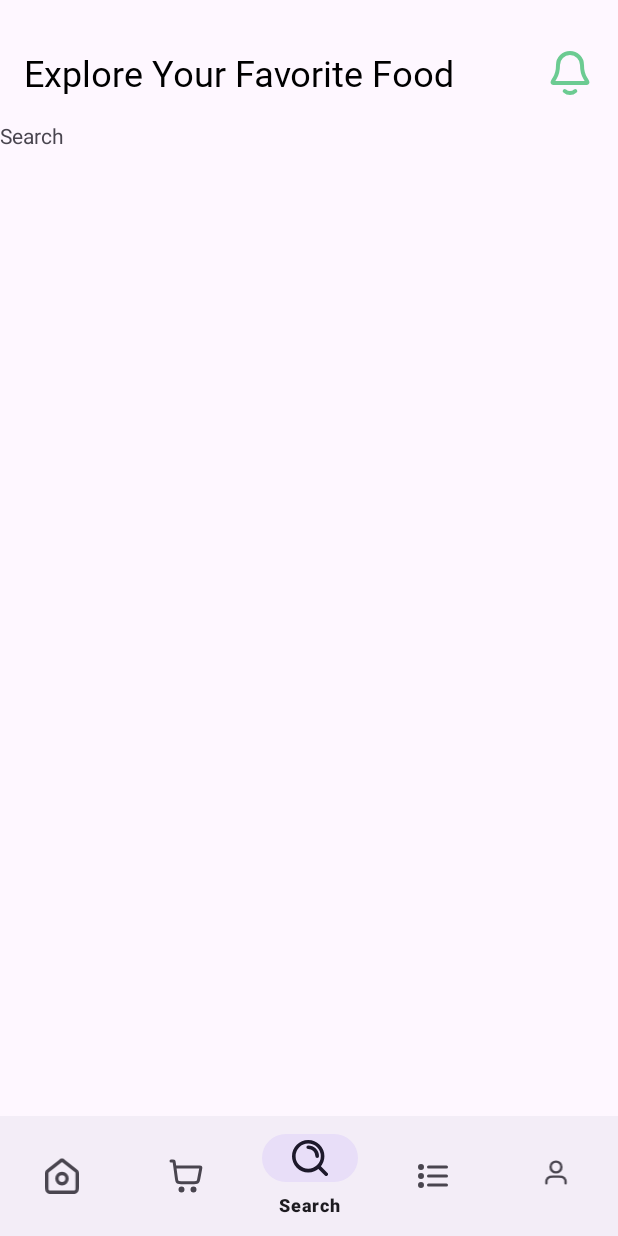
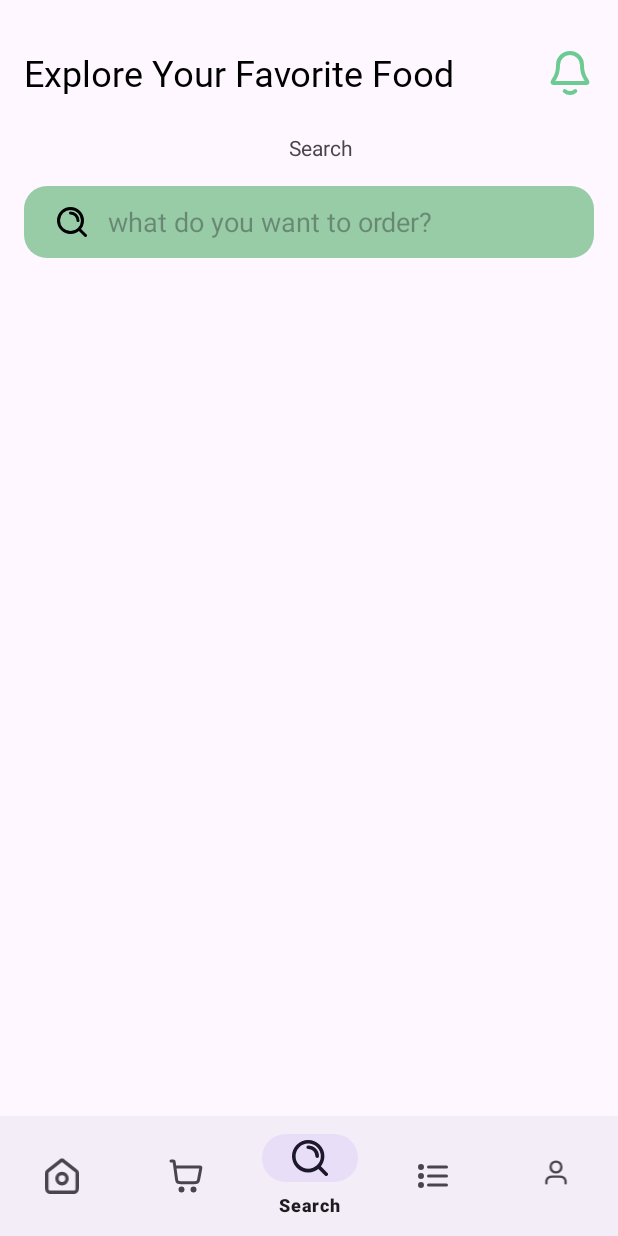
Before and after one commit to abhijeetsharma016/FoodForGood, an Android app: the searchFragment screen opened through its navigation route, on a phone screen of 412 x 824 dp. Run offline under Robolectric (Android 15) with nearby library versions, the phone set to English and light mode, and no system bars; our stand-ins replace navigation-ui; libraries missing offline, so code that uses them is left out: com.denzcoskun.imageslider; 7 statements that could not run were skipped.

Commit message:
Search bar ui done

```diff
--- a/app/build.gradle.kts
+++ b/app/build.gradle.kts
@@ -9,7 +9,7 @@ android {
 
     defaultConfig {
         applicationId = "com.example.foodforgood"
-        minSdk = 24
+        minSdk = 28
         targetSdk = 34
         versionCode = 1
         versionName = "1.0"
@@ -49,6 +49,7 @@ dependencies {
     implementation("androidx.activity:activity:1.8.0")
     implementation("androidx.navigation:navigation-fragment-ktx:2.7.7")
     implementation("androidx.navigation:navigation-ui-ktx:2.7.7")
+    implementation("com.android.car.ui:car-ui-lib:2.6.0")
     testImplementation("junit:junit:4.13.2")
     androidTestImplementation("androidx.test.ext:junit:1.1.5")
     androidTestImplementation("androidx.test.espresso:espresso-core:3.5.1")
--- a/app/src/main/java/com/example/foodforgood/Fragment/HomeFragment.kt
+++ b/app/src/main/java/com/example/foodforgood/Fragment/HomeFragment.kt
@@ -5,7 +5,6 @@ import androidx.fragment.app.Fragment
 import android.view.LayoutInflater
 import android.view.View
 import android.view.ViewGroup
-import android.widget.LinearLayout
 import android.widget.Toast
 import androidx.recyclerview.widget.LinearLayoutManager
 import com.denzcoskun.imageslider.constants.ScaleTypes
@@ -14,7 +13,6 @@ import com.denzcoskun.imageslider.models.SlideModel
 import com.example.foodforgood.R
 import com.example.foodforgood.adapter.popularAdapter
 import com.example.foodforgood.databinding.FragmentHomeBinding
-import com.example.foodforgood.menuBottomSheet
 
 
 /**
--- a/app/src/main/java/com/example/foodforgood/menuBottomSheet.kt
+++ b/app/src/main/java/com/example/foodforgood/Fragment/MenuBottomSheet.kt
@@ -1,4 +1,4 @@
-package com.example.foodforgood
+package com.example.foodforgood.Fragment
 
 import android.os.Bundle
 
@@ -6,6 +6,7 @@ import android.view.LayoutInflater
 import android.view.View
 import android.view.ViewGroup
 import androidx.recyclerview.widget.LinearLayoutManager
+import com.example.foodforgood.R
 
 import com.example.foodforgood.adapter.menuAdapter
 import com.example.foodforgood.databinding.FragmentMenuBottomSheetBinding
--- a/app/src/main/java/com/example/foodforgood/Fragment/searchFragment.kt
+++ b/app/src/main/java/com/example/foodforgood/Fragment/searchFragment.kt
@@ -5,6 +5,8 @@ import androidx.fragment.app.Fragment
 import android.view.LayoutInflater
 import android.view.View
 import android.view.ViewGroup
+import android.widget.SearchView;
+
 import com.example.foodforgood.R
 
 // TODO: Rename parameter arguments, choose names that match
--- /dev/null
+++ b/app/src/main/res/drawable/search_shape.xml
@@ -0,0 +1,7 @@
+<?xml version="1.0" encoding="utf-8"?>
+<shape xmlns:android="http://schemas.android.com/apk/res/android">
+    <solid android:color="#98CCA7"/>
+    <corners android:radius="15dp"/>
+
+
+</shape>
--- a/app/src/main/res/layout/fragment_menu_bottom_sheet.xml
+++ b/app/src/main/res/layout/fragment_menu_bottom_sheet.xml
@@ -6,7 +6,7 @@
     android:orientation="vertical"
 
     android:background="@color/white"
-    tools:context=".menuBottomSheet">
+    tools:context=".Fragment.menuBottomSheet">
 
     <!-- TODO: Update blank fragment layout -->
     <ImageButton
--- a/app/src/main/res/layout/fragment_search.xml
+++ b/app/src/main/res/layout/fragment_search.xml
@@ -1,5 +1,6 @@
 <?xml version="1.0" encoding="utf-8"?>
-<FrameLayout xmlns:android="http://schemas.android.com/apk/res/android"
+<androidx.constraintlayout.widget.ConstraintLayout xmlns:android="http://schemas.android.com/apk/res/android"
+    xmlns:app="http://schemas.android.com/apk/res-auto"
     xmlns:tools="http://schemas.android.com/tools"
     android:layout_width="match_parent"
     android:layout_height="match_parent"
@@ -7,8 +8,29 @@
 
     <!-- TODO: Update blank fragment layout -->
     <TextView
-        android:layout_width="match_parent"
-        android:layout_height="match_parent"
-        android:text="Search" />
+        android:id="@+id/textView22"
+        android:layout_width="wrap_content"
+        android:layout_height="wrap_content"
+        android:layout_marginStart="16dp"
+        android:layout_marginTop="8dp"
+        android:text="Search"
+        app:layout_constraintEnd_toEndOf="parent"
+        app:layout_constraintStart_toStartOf="parent"
+        app:layout_constraintTop_toTopOf="parent" />
 
-</FrameLayout>
+    <SearchView
+        android:layout_width="0dp"
+        android:layout_height="wrap_content"
+        android:layout_marginStart="16dp"
+        android:layout_marginTop="16dp"
+        android:layout_marginEnd="16dp"
+        android:background="@drawable/search_shape"
+        android:iconifiedByDefault="false"
+        android:queryBackground="@android:color/transparent"
+        android:queryHint="what do you want to order?"
+        android:searchIcon="@drawable/search_icon"
+        app:layout_constraintEnd_toEndOf="parent"
+        app:layout_constraintStart_toStartOf="parent"
+        app:layout_constraintTop_toBottomOf="@+id/textView22" />
+
+</androidx.constraintlayout.widget.ConstraintLayout>
```
